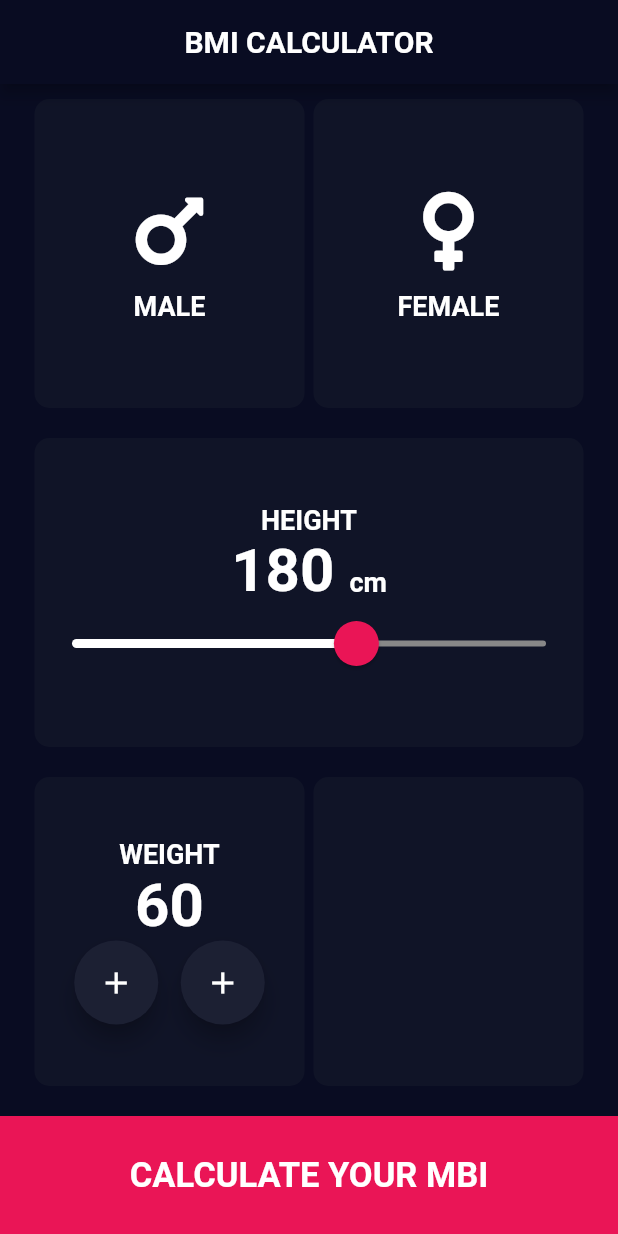
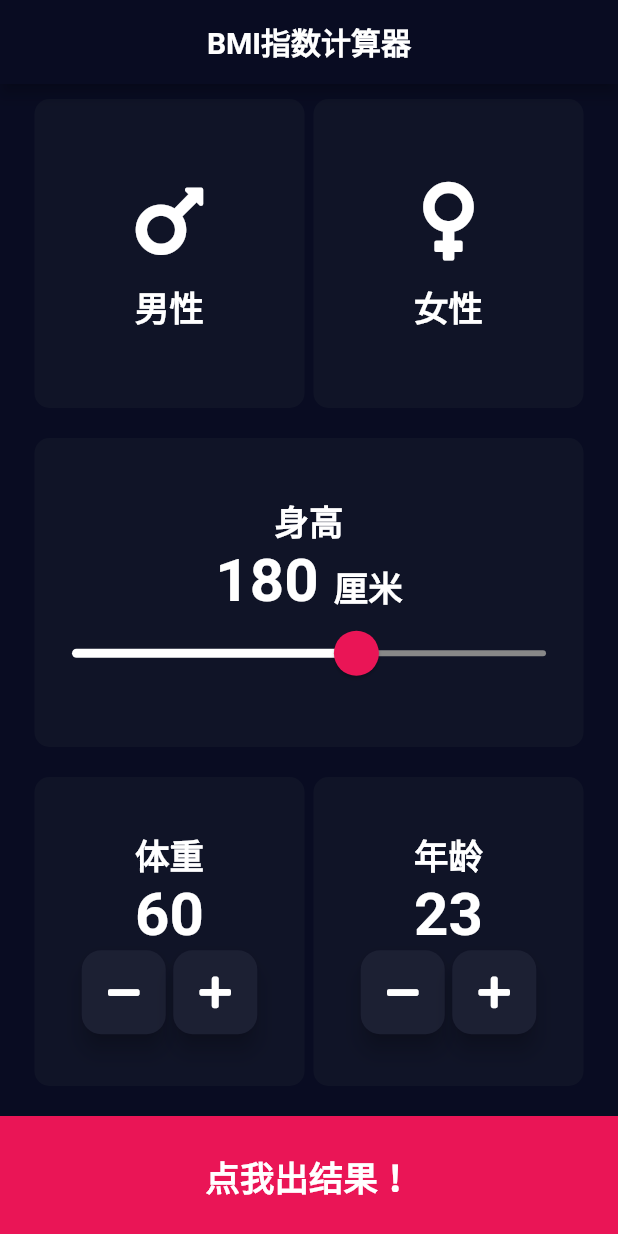
Before and after one commit to Neo42/bmi-calculator-flutter, a Flutter app: the screen it shows after launch, on a phone screen of 412 x 824 dp. Run offline on Flutter 3.47's test engine with Material 2 defaults, Android fonts, the phone set to English and light mode, and no system bars; our stand-ins replace font_awesome_flutter.

Commit message:
Add knob buttons.

```diff
--- a/lib/constants.dart
+++ b/lib/constants.dart
@@ -8,6 +8,6 @@ const Color kInactiveCardColor = Color(0xFF101427);
 const IconData kMaleIcon = FontAwesomeIcons.mars;
 const IconData kFemaleIcon = FontAwesomeIcons.venus;
 const TextStyle kLabelStyle =
-    TextStyle(fontSize: 18.0, fontWeight: FontWeight.bold);
+    TextStyle(fontSize: 23.0, fontWeight: FontWeight.bold);
 const TextStyle kNumberStyle =
     TextStyle(fontSize: 40, fontWeight: FontWeight.bold);
--- a/lib/input_page.dart
+++ b/lib/input_page.dart
@@ -2,6 +2,7 @@ import 'package:flutter/material.dart';
 import 'reusable_card.dart';
 import 'gender_card_content.dart';
 import 'constants.dart';
+import 'package:font_awesome_flutter/font_awesome_flutter.dart';
 
 enum Gender { male, female }
 
@@ -14,13 +15,14 @@ class _InputPageState extends State<InputPage> {
   Gender selectedGender;
   int height = 180;
   int weight = 60;
+  int age = 23;
   @override
   Widget build(BuildContext context) {
     return Scaffold(
       appBar: AppBar(
         title: Center(
           child: Text(
-            'BMI CALCULATOR',
+            'BMI指数计算器',
             style: TextStyle(
               fontWeight: FontWeight.bold,
             ),
@@ -42,7 +44,7 @@ class _InputPageState extends State<InputPage> {
                         : kInactiveCardColor,
                     cardChild: GenderCardContent(
                       genderIcon: kMaleIcon,
-                      gender: "MALE",
+                      gender: "男性",
                       labelTextStyle: kLabelStyle,
                     ),
                     onPress: () {
@@ -59,7 +61,7 @@ class _InputPageState extends State<InputPage> {
                         : kInactiveCardColor,
                     cardChild: GenderCardContent(
                       genderIcon: kFemaleIcon,
-                      gender: "FEMALE",
+                      gender: "女性",
                       labelTextStyle: kLabelStyle,
                     ),
                     onPress: () {
@@ -88,7 +90,7 @@ class _InputPageState extends State<InputPage> {
                       mainAxisAlignment: MainAxisAlignment.center,
                       children: <Widget>[
                         Text(
-                          'HEIGHT',
+                          '身高',
                           style: kLabelStyle,
                         ),
                         Row(
@@ -104,7 +106,7 @@ class _InputPageState extends State<InputPage> {
                               width: 10.0,
                             ),
                             Text(
-                              'cm',
+                              '厘米',
                               style: kLabelStyle,
                             ),
                           ],
@@ -154,7 +156,7 @@ class _InputPageState extends State<InputPage> {
                       mainAxisAlignment: MainAxisAlignment.center,
                       children: <Widget>[
                         Text(
-                          "WEIGHT",
+                          "体重",
                           style: kLabelStyle,
                         ),
                         Text(
@@ -164,22 +166,24 @@ class _InputPageState extends State<InputPage> {
                         Row(
                           mainAxisAlignment: MainAxisAlignment.center,
                           children: <Widget>[
-                            FloatingActionButton(
-                              backgroundColor: Color(0xFF1C2033),
-                              child: Icon(
-                                Icons.add,
-                                color: Colors.white,
-                              ),
+                            SmallIconButton(
+                              smallIcon: FontAwesomeIcons.minus,
+                              buttonAction: () {
+                                setState(() {
+                                  weight -= 1;
+                                });
+                              },
                             ),
                             SizedBox(
-                              width: 15.0,
+                              width: 5.0,
                             ),
-                            FloatingActionButton(
-                              backgroundColor: Color(0xFF1C2033),
-                              child: Icon(
-                                Icons.add,
-                                color: Colors.white,
-                              ),
+                            SmallIconButton(
+                              smallIcon: FontAwesomeIcons.plus,
+                              buttonAction: () {
+                                setState(() {
+                                  weight += 1;
+                                });
+                              },
                             ),
                           ],
                         )
@@ -190,6 +194,43 @@ class _InputPageState extends State<InputPage> {
                 Expanded(
                   child: ReusableCard(
                     cardColor: kInactiveCardColor,
+                    cardChild: Column(
+                      mainAxisAlignment: MainAxisAlignment.center,
+                      children: <Widget>[
+                        Text(
+                          "年龄",
+                          style: kLabelStyle,
+                        ),
+                        Text(
+                          age.toString(),
+                          style: kNumberStyle,
+                        ),
+                        Row(
+                          mainAxisAlignment: MainAxisAlignment.center,
+                          children: <Widget>[
+                            SmallIconButton(
+                              smallIcon: FontAwesomeIcons.minus,
+                              buttonAction: () {
+                                setState(() {
+                                  age -= 1;
+                                });
+                              },
+                            ),
+                            SizedBox(
+                              width: 5.0,
+                            ),
+                            SmallIconButton(
+                              smallIcon: FontAwesomeIcons.plus,
+                              buttonAction: () {
+                                setState(() {
+                                  age += 1;
+                                });
+                              },
+                            ),
+                          ],
+                        )
+                      ],
+                    ),
                   ),
                 ),
                 SizedBox(
@@ -205,7 +246,7 @@ class _InputPageState extends State<InputPage> {
             height: kBottomContainerHeight,
             child: Center(
               child: Text(
-                'CALCULATE YOUR MBI',
+                '点我出结果！',
                 style: TextStyle(
                   fontSize: 23,
                   fontWeight: FontWeight.bold,
@@ -218,3 +259,25 @@ class _InputPageState extends State<InputPage> {
     );
   }
 }
+
+class SmallIconButton extends StatelessWidget {
+  SmallIconButton({this.smallIcon, this.buttonAction});
+  final IconData smallIcon;
+  final Function buttonAction;
+  @override
+  Widget build(BuildContext context) {
+    return RawMaterialButton(
+      child: Icon(smallIcon),
+      elevation: 6.0,
+      fillColor: Color(0xFF1C2033),
+      shape: RoundedRectangleBorder(
+        borderRadius: BorderRadius.circular(13),
+      ),
+      onPressed: buttonAction,
+      constraints: BoxConstraints.tightFor(
+        width: 56.0,
+        height: 56.0,
+      ),
+    );
+  }
+}
```
